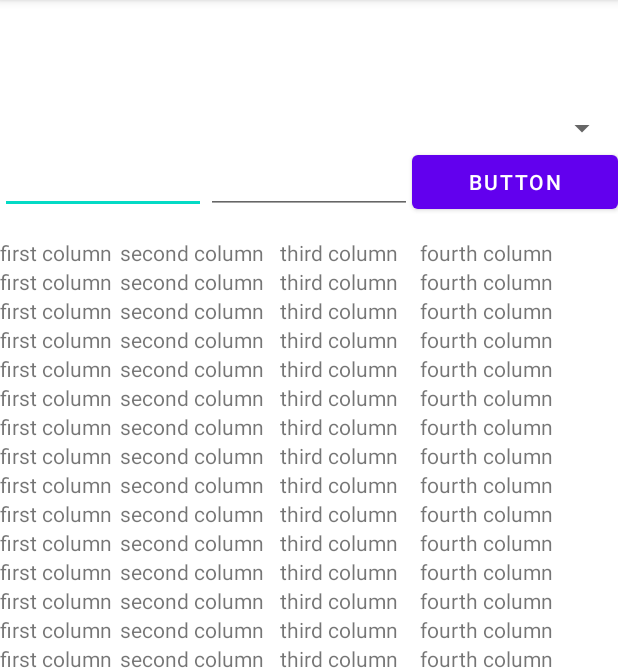
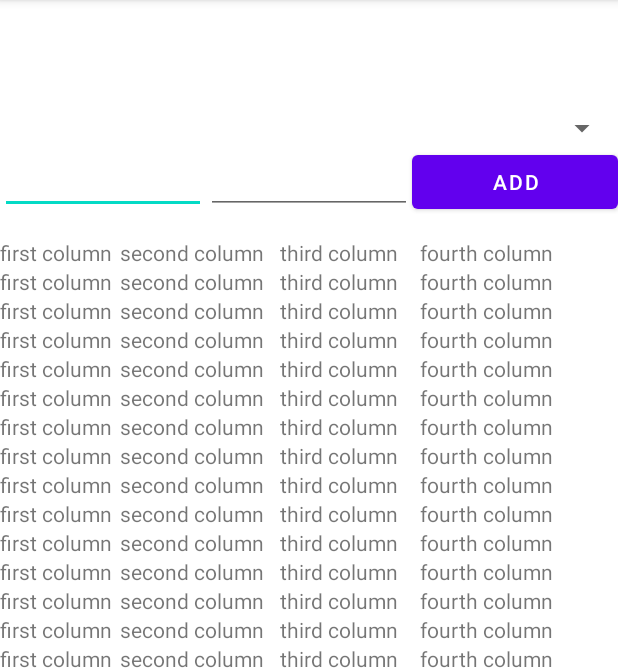
Before and after one commit to wekkes123/FitnessApp, an Android app: the Exercise screen opened directly, with no data from a screen before it, on a phone screen of 412 x 824 dp, the part 84-753 px from its top. Run offline under Robolectric (Android 15) with nearby library versions, the phone set to English and light mode, and no system bars; our stand-ins replace Volley; network calls fail; 4 statements that could not run were skipped.

Commit message:
begin fill tables

```diff
--- a/app/src/main/java/be/kuleuven/fitnessapp/classes/ActivityC/Exercise.java
+++ b/app/src/main/java/be/kuleuven/fitnessapp/classes/ActivityC/Exercise.java
@@ -10,6 +10,8 @@ import android.widget.Spinner;
 import android.widget.TextView;
 import android.widget.Toast;
 
+import org.json.JSONArray;
+
 import java.lang.reflect.Array;
 
 import be.kuleuven.fitnessapp.R;
@@ -18,17 +20,19 @@ import be.kuleuven.fitnessapp.classes.Models.ExersizeAction;
 public class Exercise extends AppCompatActivity implements
         AdapterView.OnItemSelectedListener {
 
-    String[] Card = {"Running" , "Swimming", "Biking", "Rowing"};
-    String[] Heav = {"Bench", "Squad" , "Deadlift"};
-    String[] Cali = {"pushups" , "pullups"};
-    String[] Stret ={"back", "triceps"};
+    String[] Card = {"Running", "Swimming", "Biking", "Rowing"};
+    String[] Heav = {"Bench", "Squad", "Deadlift"};
+    String[] Cali = {"pushups", "pullups"};
+    String[] Stret = {"back", "triceps"};
+    String[] StringNumbers = {"zero","one","two","three","four", "five","six","seven","eight","nine","ten", "eleven","twelve","thirteen","fourteen","fifteen","sixteen","seventeen","eighteen","nineteen", "twenty"};
+    int[] IntNumbers = {0,1,2,3,4,5,6,7,8,9,10,11,12,13,14,15,16,17,18,19,20} ;
 
 
     public String title;
     private TextView tv1;
-    private Bundle extras;
     private String Username;
     private ExersizeAction Action;
+    private String ID;
 
     @Override
     protected void onCreate(Bundle savedInstanceState) {
@@ -44,36 +48,39 @@ public class Exercise extends AppCompatActivity implements
         //initiate variables
         extras = getIntent().getExtras();
         this.Username = extras.get("Username").toString();
-    Action = new ExersizeAction(Username, title, this,this);
+        Action = new ExersizeAction(Username, title, this, this);
         //initiate tables
         initiateTables();
         // set spinner
         spinner(WhatArToUse());
 
+
     }
 
-    public String[] WhatArToUse()
-    {
-        String[] ArToUse = new String[] {};
-        switch(title) {
-            case "Heavy Lifting" :{
+    public String[] WhatArToUse() {
+        String[] ArToUse = new String[]{};
+        switch (title) {
+            case "Heavy Lifting": {
                 ArToUse = Heav;
-            break;}
-            case "Cardio":{
+                break;
+            }
+            case "Cardio": {
                 ArToUse = Card;
-                break;}
-            case "Stretches" :{
+                break;
+            }
+            case "Stretches": {
                 ArToUse = Stret;
-                break;}
-            case "Calisthenics" :{
+                break;
+            }
+            case "Calisthenics": {
                 ArToUse = Cali;
-                break;}
+                break;
+            }
         }
         return ArToUse;
     }
 
-    public void spinner(String[] Ex)
-    {
+    public void spinner(String[] Ex) {
         Spinner spin = (Spinner) findViewById(R.id.spinner);
         spin.setOnItemSelectedListener(this);
 
@@ -98,4 +105,12 @@ public class Exercise extends AppCompatActivity implements
     public void initiateTables() {
         Action.initializeTables();
     }
+
+
+    public String getID(int row, int column){
+        ID = StringNumbers[IntNumbers[column]] + "_" + StringNumbers[IntNumbers[row]];
+        return ID;
     }
+
+
+}
--- a/app/src/main/java/be/kuleuven/fitnessapp/classes/Models/ExersizeAction.java
+++ b/app/src/main/java/be/kuleuven/fitnessapp/classes/Models/ExersizeAction.java
@@ -20,6 +20,7 @@ public class ExersizeAction {
     private String Username;
     private String Title;
     private Exercise exercise;
+    public static JSONArray ResponseArray;
 
     public ExersizeAction(String Username,String Title,Context context, Exercise exercise){
         this.Username = Username;
@@ -111,6 +112,7 @@ public class ExersizeAction {
                     public void onResponse(String response) {
                         try {
                             JSONArray responseArray = new JSONArray(response);
+                            ResponseArray = responseArray;
                             callBack.onSucces();
                         }
                         catch( JSONException e ){
@@ -166,4 +168,5 @@ public class ExersizeAction {
     public void makeCal(){
 
     }
+
 }
--- a/app/src/main/res/layout/activity_exercise.xml
+++ b/app/src/main/res/layout/activity_exercise.xml
@@ -742,7 +742,7 @@
         android:id="@+id/button2"
         android:layout_width="0dp"
         android:layout_height="wrap_content"
-        android:text="Button"
+        android:text="Add"
         app:layout_constraintEnd_toEndOf="parent"
         app:layout_constraintHorizontal_bias="0.5"
         app:layout_constraintStart_toEndOf="@+id/editTextNumberDecimal2"
```
Also changed, not shown: 1 other file. Lines whose indentation alone changed are shown as unchanged.
